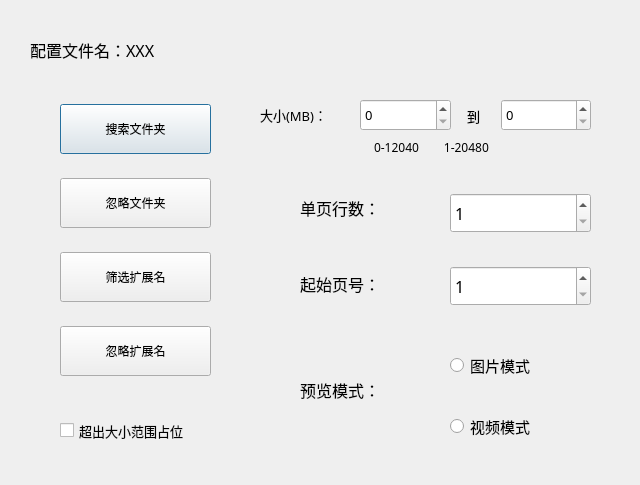
Before: the Qt Designer form windowUi/setingWindow/setingWindow.ui in ShenWei-HopeNoBug/srcViewerGUI, drawn with Qt 5.
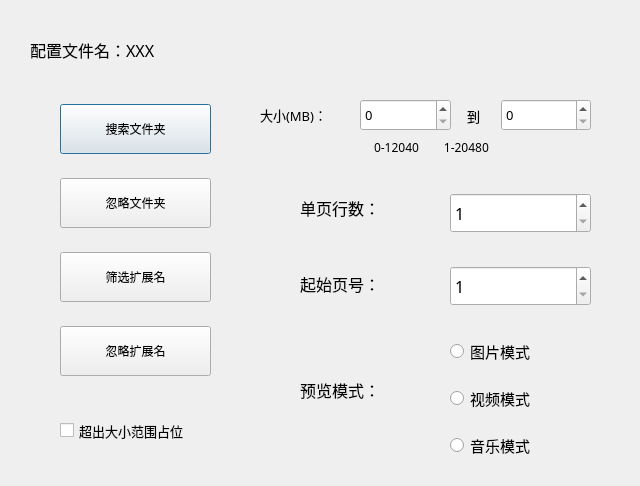
After: the same form once the commit is applied.

```diff
--- a/windowUi/setingWindow/setingWindow.ui
+++ b/windowUi/setingWindow/setingWindow.ui
@@ -7,7 +7,7 @@
     <x>0</x>
     <y>0</y>
     <width>640</width>
-    <height>485</height>
+    <height>486</height>
    </rect>
   </property>
   <property name="font">
@@ -224,7 +224,7 @@
      <x>450</x>
      <y>330</y>
      <width>151</width>
-     <height>131</height>
+     <height>138</height>
     </rect>
    </property>
    <layout class="QVBoxLayout" name="verticalLayout_4">
@@ -264,6 +264,24 @@
       </property>
      </widget>
     </item>
+    <item>
+     <widget class="QRadioButton" name="rbtnMusic">
+      <property name="minimumSize">
+       <size>
+        <width>0</width>
+        <height>40</height>
+       </size>
+      </property>
+      <property name="font">
+       <font>
+        <pointsize>11</pointsize>
+       </font>
+      </property>
+      <property name="text">
+       <string>音乐模式</string>
+      </property>
+     </widget>
+    </item>
    </layout>
   </widget>
   <widget class="QWidget" name="horizontalLayoutWidget">
```
